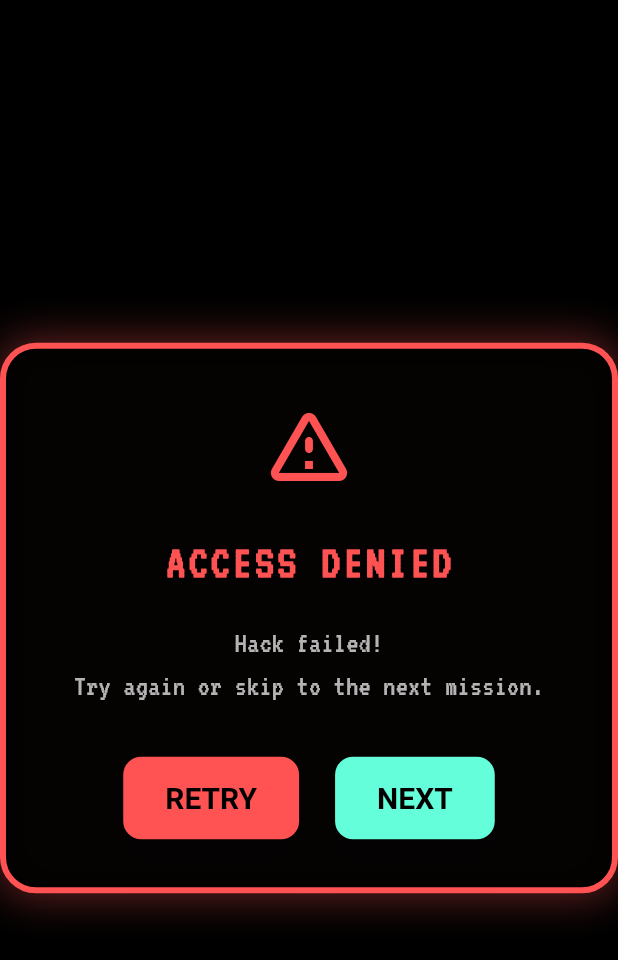
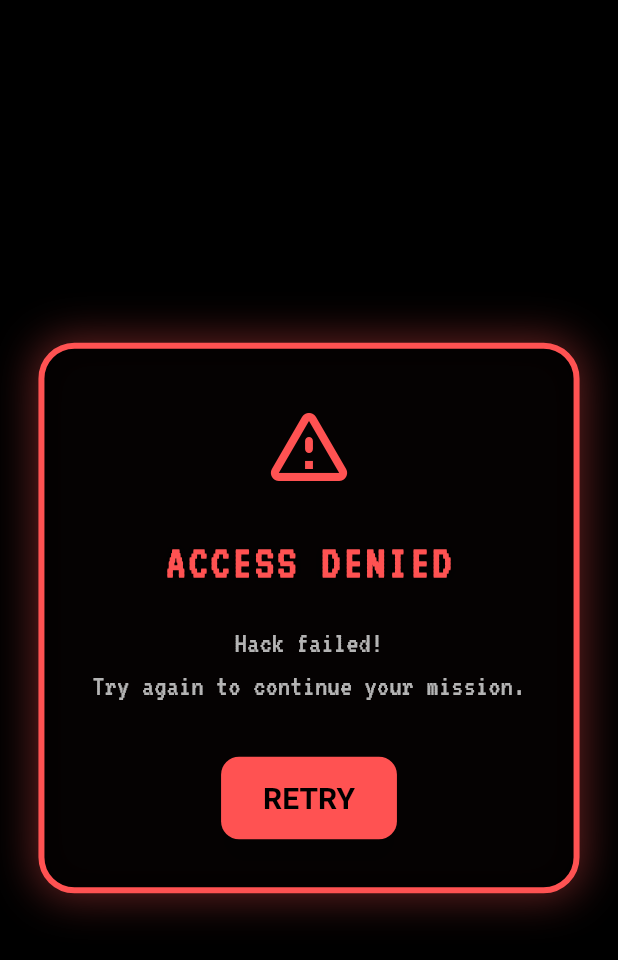
Before and after one commit to AntoineMLD/hack_the_grid, a Flutter app: the GameOverDialog widget shown alone on an empty page, opened directly with empty values, on a phone screen of 412 x 824 dp. Shown: the top 960 px of the screen. Run offline on Flutter 3.47's test engine with Material 3 defaults, Android fonts, the phone set to English and light mode, and no system bars.

```diff
--- a/lib/grid_board.dart
+++ b/lib/grid_board.dart
@@ -94,8 +94,7 @@ class VictoryDialog extends StatelessWidget {
 
 class GameOverDialog extends StatelessWidget {
   final VoidCallback onRetry;
-  final VoidCallback onNext;
-  const GameOverDialog({super.key, required this.onRetry, required this.onNext});
+  const GameOverDialog({super.key, required this.onRetry});
 
   @override
   Widget build(BuildContext context) {
@@ -131,14 +130,11 @@ class GameOverDialog extends StatelessWidget {
             ),
             const SizedBox(height: 16),
             const Text(
-              'Hack failed!\nTry again or skip to the next mission.',
+              'Hack failed!\nTry again to continue your mission.',
               textAlign: TextAlign.center,
               style: TextStyle(fontSize: 20, color: Colors.white70),
             ),
             const SizedBox(height: 32),
-            Row(
-              mainAxisAlignment: MainAxisAlignment.center,
-              children: [
             ElevatedButton(
               style: ElevatedButton.styleFrom(
                 backgroundColor: Colors.redAccent,
@@ -150,21 +146,6 @@ class GameOverDialog extends StatelessWidget {
               ),
               onPressed: onRetry,
               child: const Text('RETRY'),
-                ),
-                const SizedBox(width: 24),
-                ElevatedButton(
-                  style: ElevatedButton.styleFrom(
-                    backgroundColor: Colors.tealAccent,
-                    foregroundColor: Colors.black,
-                    padding: const EdgeInsets.symmetric(horizontal: 28, vertical: 16),
-                    textStyle: const TextStyle(fontSize: 20, fontWeight: FontWeight.bold),
-                    shape: RoundedRectangleBorder(borderRadius: BorderRadius.circular(12)),
-                    elevation: 8,
-                  ),
-                  onPressed: onNext,
-                  child: const Text('NEXT'),
-                ),
-              ],
             ),
           ],
         ),
@@ -499,9 +480,6 @@ class _GridBoardState extends State<GridBoard> {
             onRetry: () {
               _loadLevel(currentLevel);
             },
-            onNext: () {
-              _loadLevel(currentLevel + 1);
-            },
           ),
       ],
     );
```
Also changed, not shown: lib/level.dart (+20 -5 lines). Lines whose indentation alone changed are shown as unchanged.
